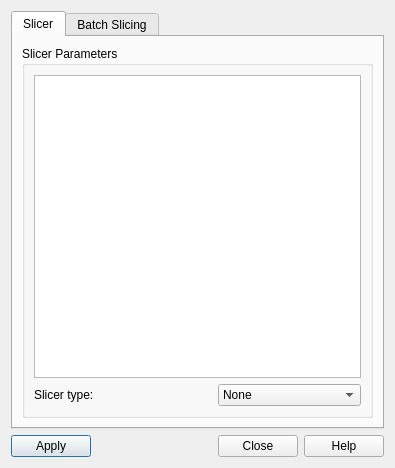
Before: the Qt Designer form src/sas/qtgui/Plotting/UI/SlicerParametersUI.ui in SasView/sasview, drawn with Qt 5.
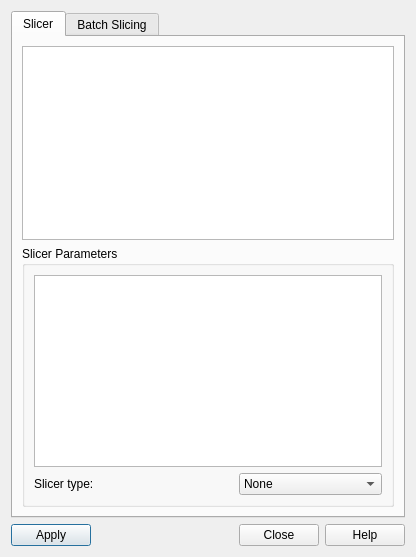
After: the same form once the commit is applied. Icons and pictures are not drawn.

Commit message: Adds slicer list and selection in params window

```diff
--- a/src/sas/qtgui/Plotting/UI/SlicerParametersUI.ui
+++ b/src/sas/qtgui/Plotting/UI/SlicerParametersUI.ui
@@ -6,7 +6,7 @@
    <rect>
     <x>0</x>
     <y>0</y>
-    <width>395</width>
+    <width>416</width>
     <height>468</height>
    </rect>
   </property>
@@ -78,7 +78,7 @@
        <string>Slicer</string>
       </attribute>
       <layout class="QGridLayout" name="gridLayout_2">
-       <item row="0" column="0">
+       <item row="1" column="0">
         <widget class="QGroupBox" name="groupBox">
          <property name="sizePolicy">
           <sizepolicy hsizetype="Preferred" vsizetype="MinimumExpanding">
@@ -172,6 +172,16 @@
          </layout>
         </widget>
        </item>
+       <item row="0" column="0">
+        <widget class="QListWidget" name="lstSlicers">
+         <property name="sizePolicy">
+          <sizepolicy hsizetype="Expanding" vsizetype="MinimumExpanding">
+           <horstretch>0</horstretch>
+           <verstretch>0</verstretch>
+          </sizepolicy>
+         </property>
+        </widget>
+       </item>
       </layout>
      </widget>
      <widget class="QWidget" name="tab_2">
```
Left out of the diff: 1 changed line with no effect on the pictures. The commit also changes 2 other files.
